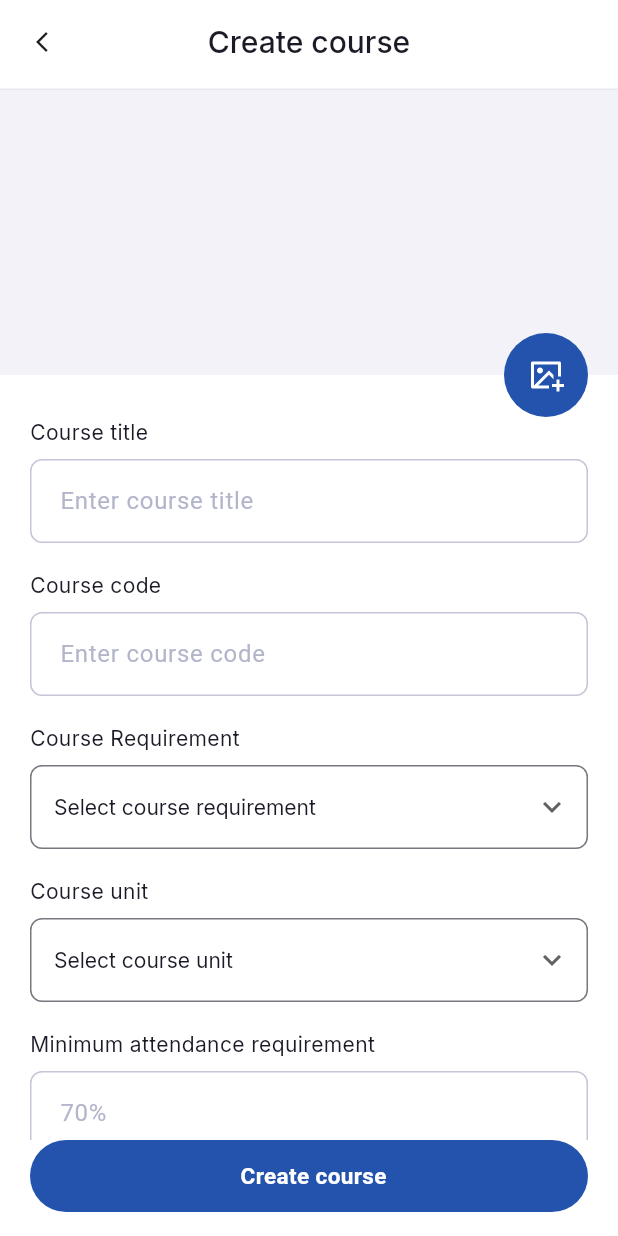
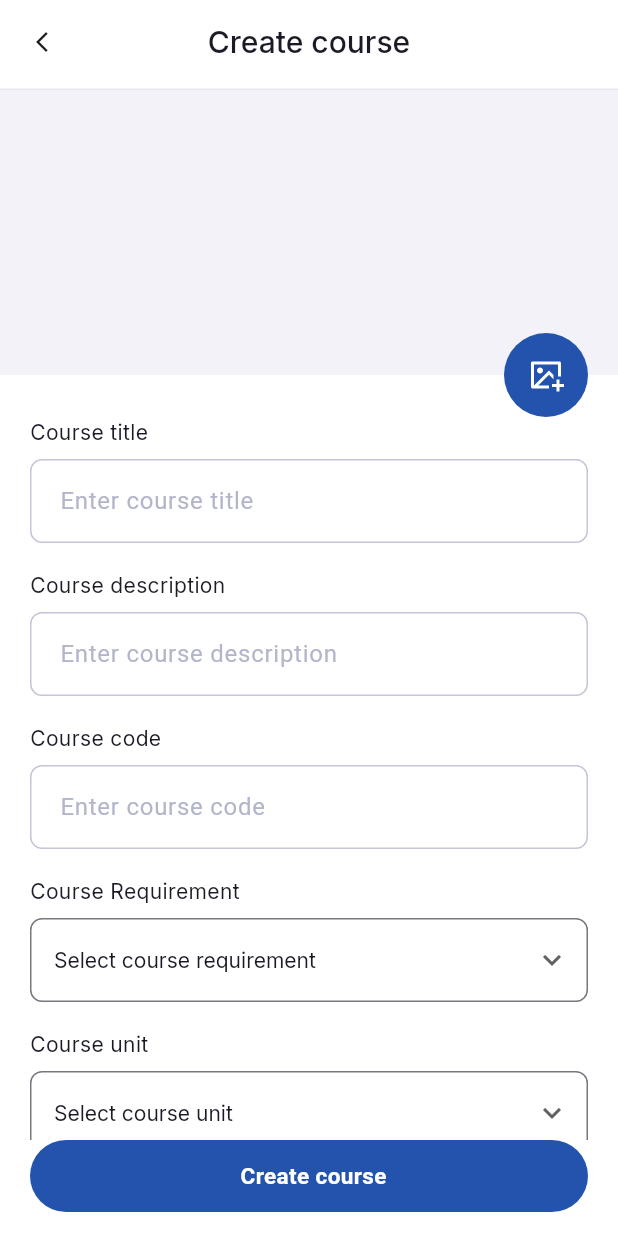
Before and after one commit to a-k-o-r-e-d-e/attendance_management_app, a Flutter app: the CreateCourseScreen screen opened by its route, on a phone screen of 412 x 824 dp. Run offline on Flutter 3.47's test engine with Material 3 defaults, Android fonts, the phone set to English and light mode, and no system bars; our stand-ins replace auto_route, dio, dropdown_search, flutter_riverpod, flutter_secure_storage, flutter_svg and 6 more; missing offline and left inert: expansion_widget, talker_dio_logger; accounts and stored records are empty; generated files the repository leaves out were written again.

Commit message:
feat: implement create course feature

```diff
--- a/lib/features/course/presentation/screens/create_course_screen.dart
+++ b/lib/features/course/presentation/screens/create_course_screen.dart
@@ -1,14 +1,20 @@
+import 'package:attendance_management_app/features/course/domain/providers/course_repo_provider.dart';
+import 'package:attendance_management_app/features/course/presentation/providers/fetch_courses_provider.dart';
+import 'package:attendance_management_app/shared/utilities/validator.dart';
 import 'package:attendance_management_app/shared/widgets/general_button.dart';
 import 'package:auto_route/auto_route.dart';
 import 'package:flutter/material.dart';
 import 'package:flutter_riverpod/flutter_riverpod.dart';
 import 'package:flutter_svg/flutter_svg.dart';
-import 'package:intl/intl.dart';
+import '../../../../shared/services/dio_service/domain/models/api_response_model.dart';
 import '../../../../shared/utilities/app_colors.dart';
 import '../../../../shared/utilities/size_utils.dart';
+import '../../../../shared/utilities/toast_utils.dart';
 import '../../../../shared/widgets/custom_appbar.dart';
 import '../../../../shared/widgets/custom_text.dart';
 import '../../../../shared/widgets/custom_text_form_field.dart';
+import '../../../../shared/widgets/dialogs/loading_dialog.dart';
+import '../../domain/repository/course_repo.dart';
 
 @RoutePage()
 class CreateCourseScreen extends ConsumerStatefulWidget {
@@ -23,7 +29,11 @@ class _CreateCourseScreenState extends ConsumerState<CreateCourseScreen> {
   String? courseUnitValue;
   DateTime? selectedDate;
   final TextEditingController courseTitleController = TextEditingController();
+  final TextEditingController courseDescriptionController =
+      TextEditingController();
   final TextEditingController courseCodeController = TextEditingController();
+  final TextEditingController sessionController = TextEditingController();
+  final TextEditingController attendanceController = TextEditingController();
   final GlobalKey<FormState> formKey = GlobalKey<FormState>();
   TimeOfDay? time;
 
@@ -44,6 +54,37 @@ class _CreateCourseScreenState extends ConsumerState<CreateCourseScreen> {
     ) as TimeOfDay;
 
     setState(() {});
+  }
+
+  Future createCourse() async {
+    Map<String, dynamic> data = {
+      "title": courseTitleController.text,
+      "course_code": courseCodeController.text,
+      "category": courseRequirementValue?.toLowerCase(),
+      "unit": int.tryParse(courseUnitValue!),
+      "session": sessionController.text,
+      "min_attendance_percentage":
+          attendanceController.text.isEmpty ? 70 : attendanceController.text,
+      "description": courseDescriptionController.text
+    };
+
+    print(data);
+    CourseRepository courseService = ref.watch(courseRepoProvider);
+    try {
+      LoadingDialog.show(context);
+      var _ = await courseService.createCourse(data);
+
+      if (!mounted) return;
+      context.router.pop();
+      ref.invalidate(fetchCourseProvider);
+
+      ToastService.success(context, "course created", seconds: 2);
+    } on ErrorResponse catch (exception, _) {
+      context.router.pop();
+
+      print(exception.exception);
+      ToastService.error(context, exception.exception.error.toString());
+    }
   }
 
   @override
@@ -70,7 +111,19 @@ class _CreateCourseScreenState extends ConsumerState<CreateCourseScreen> {
             padding: const EdgeInsets.only(bottom: 16.0, left: 20, right: 20),
             child: GeneralButton(
               buttonText: 'Create course',
-              onPressed: () {},
+              onPressed: () {
+                if (formKey.currentState!.validate()) {
+                  formKey.currentState!.save();
+                  // Do something with the validated and saved values
+                  if (courseRequirementValue == null) {
+                    ToastService.error(context, "select course requirement");
+                  } else if (courseUnitValue == null) {
+                    ToastService.error(context, "select course unit");
+                  } else {
+                    createCourse();
+                  }
+                }
+              },
             ),
           ),
           body: SingleChildScrollView(
@@ -119,6 +172,20 @@ class _CreateCourseScreenState extends ConsumerState<CreateCourseScreen> {
                         CustomTextFormField(
                           hintText: "Enter course title",
                           controller: courseTitleController,
+                          validator: (val) => Validator.validateName(val),
+                        ),
+                        verticalSpace(18),
+                        const CustomText(
+                          title: "Course description",
+                          size: 14,
+                          weight: FontWeight.w400,
+                        ),
+                        verticalSpace(8),
+                        CustomTextFormField(
+                          hintText: "Enter course description",
+                          controller: courseDescriptionController,
+                          validator: (val) =>
+                              Validator.validateEmptyOrMaxiMin(val, 1, 200),
                         ),
                         verticalSpace(18),
                         const CustomText(
@@ -130,6 +197,7 @@ class _CreateCourseScreenState extends ConsumerState<CreateCourseScreen> {
                         CustomTextFormField(
                           hintText: "Enter course code",
                           controller: courseCodeController,
+                          validator: (val) => Validator.validateName(val),
                         ),
                         verticalSpace(18),
                         const CustomText(
@@ -203,6 +271,18 @@ class _CreateCourseScreenState extends ConsumerState<CreateCourseScreen> {
                         ),
                         verticalSpace(18),
                         const CustomText(
+                          title: "Academic Session",
+                          size: 14,
+                          weight: FontWeight.w400,
+                        ),
+                        verticalSpace(8),
+                        CustomTextFormField(
+                          hintText: "2024/2025",
+                          controller: sessionController,
+                          validator: (val) => Validator.validateName(val),
+                        ),
+                        verticalSpace(18),
+                        const CustomText(
                           title: "Minimum attendance requirement",
                           size: 14,
                           weight: FontWeight.w400,
@@ -210,7 +290,10 @@ class _CreateCourseScreenState extends ConsumerState<CreateCourseScreen> {
                         verticalSpace(8),
                         CustomTextFormField(
                           hintText: "70%",
-                          controller: courseCodeController,
+                          controller: attendanceController,
+                          keyboardType: TextInputType.number,
+                          validator: (val) => Validator.validateNumberRange(
+                              double.tryParse(val!), 0, 100),
                         ),
                         verticalSpace(18),
                         Row(
@@ -229,68 +312,6 @@ class _CreateCourseScreenState extends ConsumerState<CreateCourseScreen> {
                             )
                           ],
                         )
-                        /*const CustomText(
-                          title: "Date",
-                          size: 14,
-                          weight: FontWeight.w400,
-                        ),
-                        verticalSpace(8),
-                        GestureDetector(
-                          onTap: () {
-                            selectDate(context);
-                          },
-                          child: Container(
-                            padding: const EdgeInsets.all(16),
-                            decoration: BoxDecoration(
-                                border: Border.all(color: AppColors.medium200),
-                                borderRadius: BorderRadius.circular(8)),
-                            child: Row(
-                              mainAxisAlignment: MainAxisAlignment.spaceBetween,
-                              children: [
-                                CustomText(
-                                  title: selectedDate == null
-                                      ? "Select date"
-                                      : DateFormat("d/M/y")
-                                          .format(selectedDate!),
-                                ),
-                                const Icon(Icons.keyboard_arrow_down),
-                              ],
-                            ),
-                          ),
-                        ),
-                        verticalSpace(18),
-                        const CustomText(
-                          title: "Time",
-                          size: 14,
-                          weight: FontWeight.w400,
-                        ),
-                        verticalSpace(8),
-                        GestureDetector(
-                          onTap: () {
-                            selectTime(context);
-                          },
-                          child: Container(
-                            padding: const EdgeInsets.all(16),
-                            decoration: BoxDecoration(
-                                border: Border.all(color: AppColors.medium200),
-                                borderRadius: BorderRadius.circular(8)),
-                            child: Row(
-                              mainAxisAlignment: MainAxisAlignment.spaceBetween,
-                              children: [
-                                CustomText(
-                                  title: time == null
-                                      ? "Select time"
-                                      : DateFormat.jm().format(DateTime.now()
-                                          .copyWith(
-                                              hour: time!.hour,
-                                              minute: time!.minute)),
-                                ),
-                                const Icon(Icons.keyboard_arrow_down),
-                              ],
-                            ),
-                          ),
-                        ),
-                        verticalSpace(18),*/
                       ],
                     ),
                   ),
```
